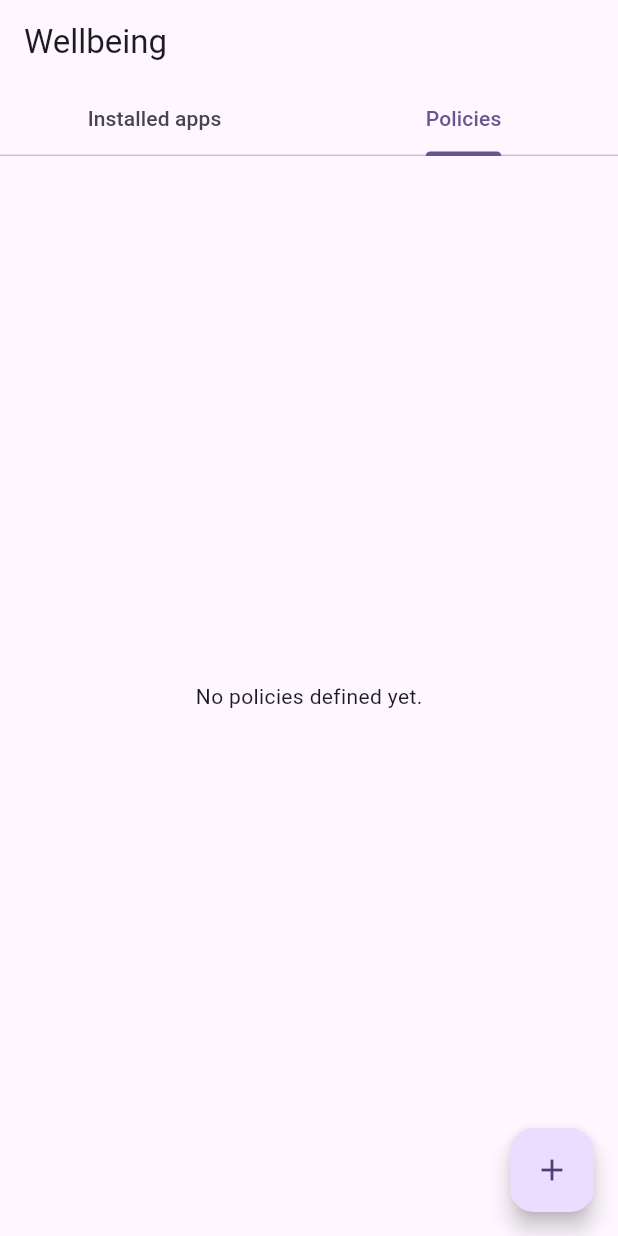
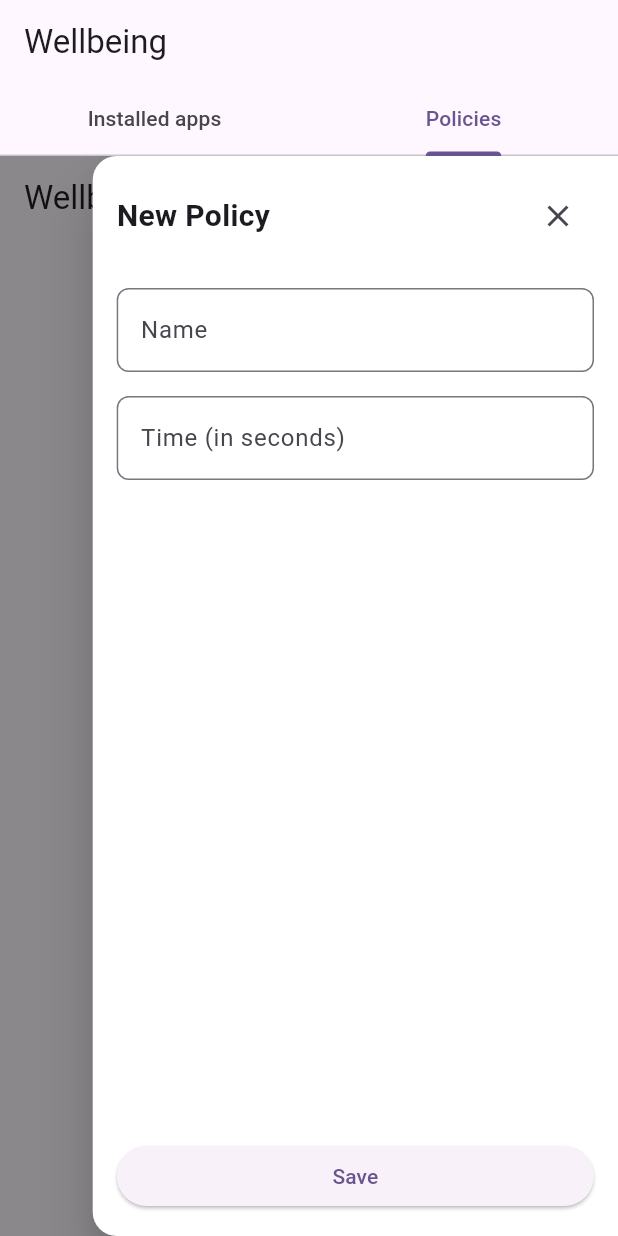
Before and after one commit to umptnhrcht/well-being, a Flutter app: the screen it shows after launch, tab 2 chosen, after a tap on the "add" icon, on a phone screen of 412 x 824 dp. Run offline on Flutter 3.47's test engine with Material 3 defaults, Android fonts, the phone set to English and light mode, and no system bars; missing offline and left inert: isar_plus; accounts and stored records are empty; generated files the repository leaves out were written again.

Commit message:
Added add widget

```diff
--- /dev/null
+++ b/lib/models/app_restriction.dart
@@ -0,0 +1,20 @@
+import 'package:demo_flutter/models/restriction_rule.dart';
+import 'package:isar_plus/isar_plus.dart';
+
+part 'app_restriction.g.dart';
+
+@collection
+class AppRestriction {
+
+  @Id()
+  int id = 0;
+
+  /// Device identifier (e.g., Android ID or custom UUID)
+  late String deviceId;
+
+  /// App package name, e.g. "com.example.myapp"
+  late String packageName;
+
+  /// Embedded list of restrictions for this app
+  late List<RestrictionRule> restrictions;
+}
--- /dev/null
+++ b/lib/models/restriction_rule.dart
@@ -0,0 +1,23 @@
+import 'package:isar_plus/isar_plus.dart';
+
+part 'restriction_rule.g.dart';
+
+enum RestrictionType { volume, interval }
+enum IntervalAction { allow, block }
+
+@collection
+class RestrictionRule {
+  @Id()
+  int id = 0;
+
+
+  late RestrictionType restrictionType;
+
+  // For restrictionType = volume
+  int? maxTimeInSeconds;
+
+  // For restrictionType = interval
+  late IntervalAction intervalAction; // no `?`
+  int? startInterval;
+  int? endInterval;
+}
--- a/lib/policies.dart
+++ b/lib/policies.dart
@@ -1,37 +1,50 @@
 import 'package:flutter/material.dart';
-
-class Policy {
-  // Define your policy properties here
-}
+import '../widgets/policy_form_slider.dart';
 
 class PoliciesPage extends StatefulWidget {
+  const PoliciesPage({super.key});
+
   @override
-  _PoliciesPageState createState() => _PoliciesPageState();
+  State<PoliciesPage> createState() => _PoliciesPageState();
 }
 
 class _PoliciesPageState extends State<PoliciesPage> {
-  List<Policy> _policies = [];
+  bool _showPanel = false;
+
+  void _handleSave(String name, int time) {
+    debugPrint("Saved policy: $name ($time seconds)");
+    // TODO: Add Isar save logic here
+  }
 
   @override
   Widget build(BuildContext context) {
-    return Scaffold(
-      body: _policies.isEmpty
-          ? Center(child: Text('No policies defined yet.'))
-          : ListView.builder(
-              itemCount: _policies.length,
-              itemBuilder: (context, index) {
-                // This will be empty for now
-                return ListTile(
-                    // Define how you want to display your policies here
-                    );
-              },
+    return Stack(
+      children: [
+        Scaffold(
+          appBar: AppBar(title: const Text('Wellbeing')),
+          body: const Center(child: Text('No policies defined yet.')),
+          floatingActionButton: FloatingActionButton(
+            onPressed: () => setState(() => _showPanel = true),
+            child: const Icon(Icons.add),
+          ),
+        ),
+
+        // Optional: Dim background
+        if (_showPanel)
+          Positioned.fill(
+            child: GestureDetector(
+              onTap: () => setState(() => _showPanel = false),
+              child: Container(color: Colors.black45),
             ),
-      floatingActionButton: FloatingActionButton(
-        onPressed: () {
-          // Add your "add policy" logic here
-        },
-        child: Icon(Icons.add),
-      ),
+          ),
+
+        // Slide-in form
+        PolicyFormSlider(
+          isVisible: _showPanel,
+          onClose: () => setState(() => _showPanel = false),
+          onSave: _handleSave,
+        ),
+      ],
     );
   }
 }
--- /dev/null
+++ b/lib/widgets/policy_form_slider.dart
@@ -0,0 +1,108 @@
+import 'package:flutter/material.dart';
+
+class PolicyFormSlider extends StatefulWidget {
+  final VoidCallback onClose;
+  final Function(String name, int time) onSave;
+  final bool isVisible;
+
+  const PolicyFormSlider({
+    super.key,
+    required this.onClose,
+    required this.onSave,
+    required this.isVisible,
+  });
+
+  @override
+  State<PolicyFormSlider> createState() => _PolicyFormSliderState();
+}
+
+class _PolicyFormSliderState extends State<PolicyFormSlider> {
+  final TextEditingController _nameController = TextEditingController();
+  final TextEditingController _timeController = TextEditingController();
+
+  @override
+  Widget build(BuildContext context) {
+    final screenWidth = MediaQuery.of(context).size.width;
+
+    return AnimatedPositioned(
+      duration: const Duration(milliseconds: 300),
+      curve: Curves.easeOut,
+      top: 0,
+      bottom: 0,
+      right: widget.isVisible ? 0 : -screenWidth,
+      width: screenWidth * 0.85,
+      child: Material(
+        elevation: 16,
+        color: Colors.white,
+        borderRadius: const BorderRadius.only(
+          topLeft: Radius.circular(16),
+          bottomLeft: Radius.circular(16),
+        ),
+        child: SafeArea(
+          child: Padding(
+            padding: const EdgeInsets.all(16),
+            child: Column(
+              crossAxisAlignment: CrossAxisAlignment.start,
+              children: [
+                // Header Row
+                Row(
+                  mainAxisAlignment: MainAxisAlignment.spaceBetween,
+                  children: [
+                    const Text(
+                      "New Policy",
+                      style: TextStyle(fontSize: 20, fontWeight: FontWeight.bold),
+                    ),
+                    IconButton(
+                      icon: const Icon(Icons.close),
+                      onPressed: widget.onClose,
+                    ),
+                  ],
+                ),
+                const SizedBox(height: 24),
+
+                // Fields
+                TextField(
+                  controller: _nameController,
+                  decoration: InputDecoration(
+                    labelText: "Name",
+                    border: OutlineInputBorder(
+                      borderRadius: BorderRadius.circular(8),
+                    ),
+                  ),
+                ),
+                const SizedBox(height: 16),
+                TextField(
+                  controller: _timeController,
+                  keyboardType: TextInputType.number,
+                  decoration: InputDecoration(
+                    labelText: "Time (in seconds)",
+                    border: OutlineInputBorder(
+                      borderRadius: BorderRadius.circular(8),
+                    ),
+                  ),
+                ),
+                const Spacer(),
+
+                // Save Button
+                SizedBox(
+                  width: double.infinity,
+                  child: ElevatedButton(
+                    onPressed: () {
+                      final name = _nameController.text.trim();
+                      final time = int.tryParse(_timeController.text.trim()) ?? 0;
+                      if (name.isNotEmpty) {
+                        widget.onSave(name, time);
+                        widget.onClose();
+                      }
+                    },
+                    child: const Text("Save"),
+                  ),
+                ),
+              ],
+            ),
+          ),
+        ),
+      ),
+    );
+  }
+}
--- a/pubspec.yaml
+++ b/pubspec.yaml
@@ -30,6 +30,9 @@ environment:
 dependencies:
   flutter:
     sdk: flutter
+  isar_plus: ^1.0.26
+  isar_plus_flutter_libs: ^1.0.26
+  path_provider: ^2.1.2
 
   # The following adds the Cupertino Icons font to your application.
   # Use with the CupertinoIcons class for iOS style icons.
@@ -38,13 +41,14 @@ dependencies:
 dev_dependencies:
   flutter_test:
     sdk: flutter
+  build_runner: ^2.4.6
 
   # The "flutter_lints" package below contains a set of recommended lints to
   # encourage good coding practices. The lint set provided by the package is
   # activated in the `analysis_options.yaml` file located at the root of your
   # package. See that file for information about deactivating specific lint
   # rules and activating additional ones.
-  flutter_lints: ^5.0.0
+  flutter_lints: ^6.0.0
 
 # For information on the generic Dart part of this file, see the
 # following page: https://dart.dev/tools/pub/pubspec
```
Also changed, not shown: lib/models/app_restriction.g.dart (added), lib/models/restriction_rule.g.dart (added), pubspec.lock, 7 other files.
